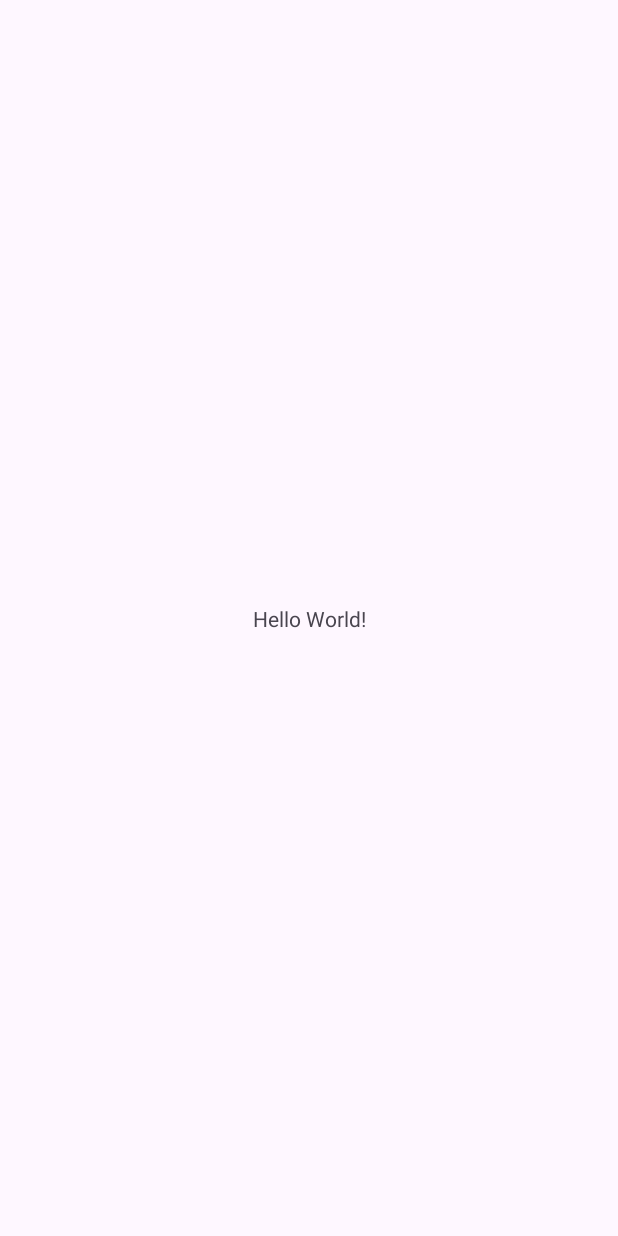
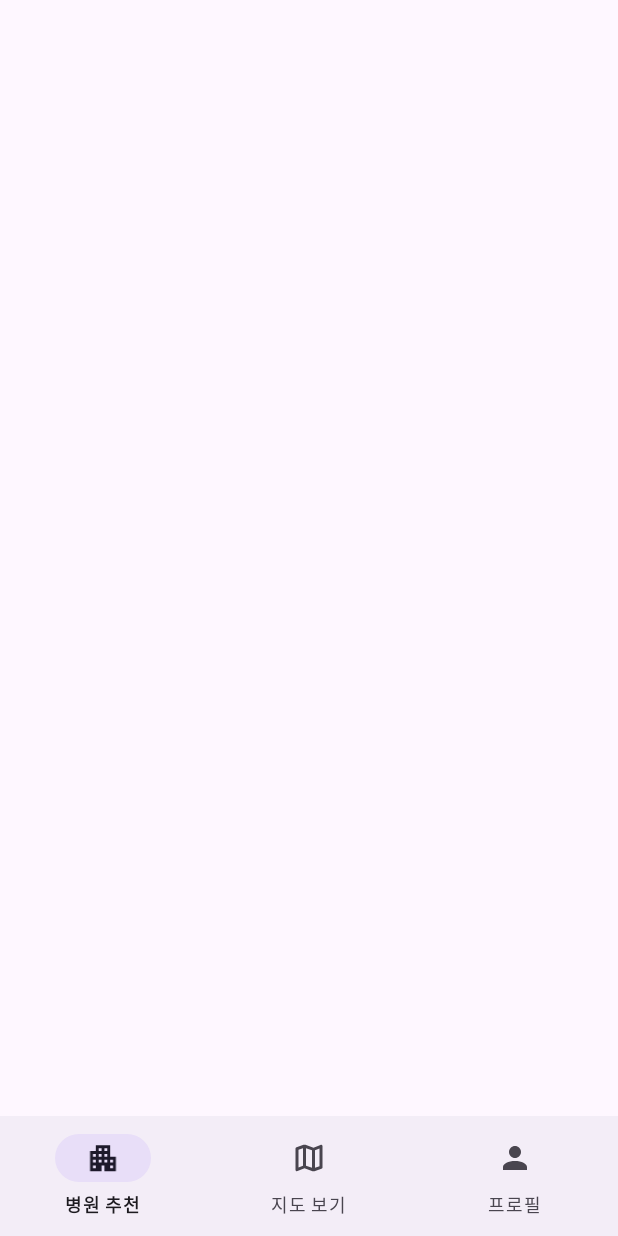
Before and after one commit to EmergSaver/MediQuick, an Android app: the screen it shows after launch (MainActivity), on a phone screen of 412 x 824 dp. Before the commit the screen is almost empty. Run offline under Robolectric (Android 15) with nearby library versions, the phone set to English and light mode, and no system bars.

Commit message:
[🎨 DESIGN] 하단 navbar fragment 생성

```diff
--- a/android/app/src/main/res/layout/activity_main.xml
+++ b/android/app/src/main/res/layout/activity_main.xml
@@ -1,19 +1,26 @@
 <?xml version="1.0" encoding="utf-8"?>
-<androidx.constraintlayout.widget.ConstraintLayout xmlns:android="http://schemas.android.com/apk/res/android"
+<LinearLayout
+    xmlns:android="http://schemas.android.com/apk/res/android"
     xmlns:app="http://schemas.android.com/apk/res-auto"
     xmlns:tools="http://schemas.android.com/tools"
     android:id="@+id/main"
     android:layout_width="match_parent"
     android:layout_height="match_parent"
-    tools:context=".MainActivity">
+    tools:context=".MainActivity"
+    android:orientation="vertical">
 
-    <TextView
-        android:layout_width="wrap_content"
+    <FrameLayout
+        android:id="@+id/fragment_container"
+        android:layout_width="match_parent"
+        android:layout_height="0dp"
+        android:layout_weight="1"
+        tools:ignore="Suspicious0dp" />
+
+    <!-- Bottom Navigation -->
+    <com.google.android.material.bottomnavigation.BottomNavigationView
+        android:id="@+id/bottom_navigation"
+        android:layout_width="match_parent"
         android:layout_height="wrap_content"
-        android:text="Hello World!"
-        app:layout_constraintBottom_toBottomOf="parent"
-        app:layout_constraintEnd_toEndOf="parent"
-        app:layout_constraintStart_toStartOf="parent"
-        app:layout_constraintTop_toTopOf="parent" />
+        app:menu="@menu/bottom_nav"/>
 
-</androidx.constraintlayout.widget.ConstraintLayout>
+</LinearLayout>
--- /dev/null
+++ b/android/app/src/main/res/menu/bottom_nav.xml
@@ -0,0 +1,17 @@
+<?xml version="1.0" encoding="utf-8"?>
+<menu xmlns:android="http://schemas.android.com/apk/res/android">
+    <item
+        android:id="@+id/nav_hospital"
+        android:icon="@drawable/ic_hospital"
+        android:title="병원 추천"/>
+
+    <item
+        android:id="@+id/nav_map"
+        android:icon="@drawable/ic_map"
+        android:title="지도 보기"/>
+
+    <item
+        android:id="@+id/nav_user"
+        android:icon="@drawable/ic_user"
+        android:title="프로필"/>
+</menu>
--- a/android/app/src/main/res/values/strings.xml
+++ b/android/app/src/main/res/values/strings.xml
@@ -1,3 +1,5 @@
 <resources>
     <string name="app_name">MediQuick</string>
+    <!-- TODO: Remove or change this placeholder text -->
+    <string name="hello_blank_fragment">Hello blank fragment</string>
 </resources>
```
Also changed, not shown: android/app/src/main/java/nav/HospitalFragment.java (added, +66 -0 lines), android/app/src/main/java/nav/MapFragment.java (added, +66 -0 lines), android/app/src/main/java/nav/UserFragment.java (added, +66 -0 lines), android/app/src/main/res/layout/fragment_hospital.xml (added, +13 -0 lines), android/app/src/main/res/layout/fragment_map.xml (added, +13 -0 lines), android/app/src/main/res/layout/fragment_user.xml (added, +13 -0 lines).
